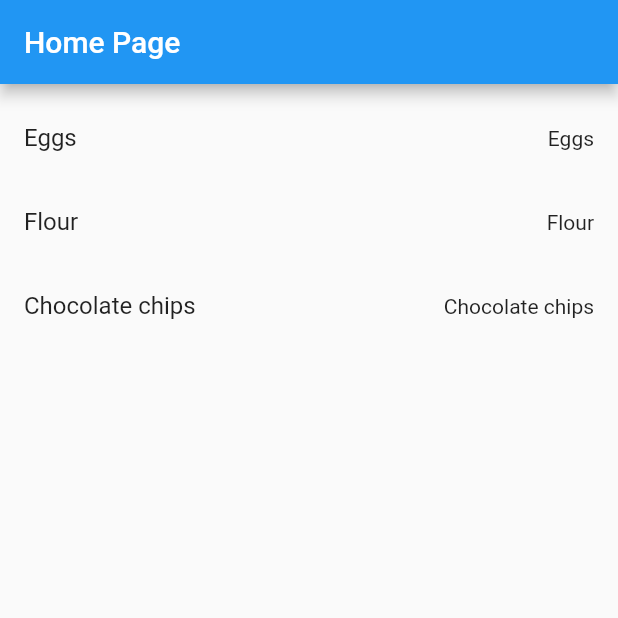
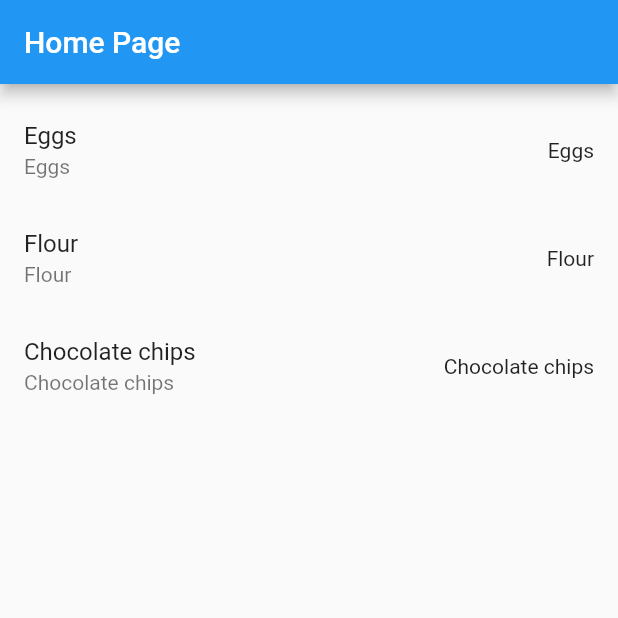
Before and after one commit to gameraroma/pokpak_teamspeak, a Flutter app: the screen it shows after launch, on a phone screen of 412 x 824 dp, the top half of it. Run offline on Flutter 3.47's test engine with Material 2 defaults, Android fonts, the phone set to English and light mode, and no system bars.

```diff
--- a/lib/home_page.dart
+++ b/lib/home_page.dart
@@ -2,31 +2,16 @@ import 'package:flutter/material.dart';
 import 'package:pokpak_thingspeak/models.dart';
 
 class HomePage extends StatefulWidget {
-  HomePage({Key key, this.title, this.products}) : super(key: key);
+  HomePage({Key key, this.title, this.channel}) : super(key: key);
 
   final String title;
-  final List<Channel> products;
+  final List<Channel> channel;
 
   @override
   _HomePageState createState() => _HomePageState();
 }
 
 class _HomePageState extends State<HomePage> {
-  Set<Channel> _shoppingCart = Set<Channel>();
-
-  void _handleCartChanged(Channel channel, bool inCart) {
-    setState(() {
-      // When a user changes what's in the cart, we need to change _shoppingCart
-      // inside a setState call to trigger a rebuild. The framework then calls
-      // build, below, which updates the visual appearance of the app.
-
-      if (inCart)
-        _shoppingCart.add(channel);
-      else
-        _shoppingCart.remove(channel);
-    });
-  }
-
   @override
   Widget build(BuildContext context) {
     return Scaffold(
@@ -35,11 +20,9 @@ class _HomePageState extends State<HomePage> {
         ),
         body: ListView(
           padding: EdgeInsets.symmetric(vertical: 8.0),
-          children: widget.products.map((Channel channel) {
-            return ShoppingListItem(
+          children: widget.channel.map((Channel channel) {
+            return ChannelListItem(
               channel: channel,
-              inCart: _shoppingCart.contains(channel),
-              onCartChanged: _handleCartChanged,
             );
           }).toList(),
         )
@@ -47,42 +30,18 @@ class _HomePageState extends State<HomePage> {
   }
 }
 
-typedef void CartChangedCallback(Channel product, bool inCart);
+//typedef void CartChangedCallback(Channel product, bool inCart);
 
-class ShoppingListItem extends StatelessWidget {
-  ShoppingListItem({this.channel, this.inCart, this.onCartChanged})
-       : super(key: ObjectKey(channel));
+class ChannelListItem extends StatelessWidget {
+  ChannelListItem({this.channel}) : super(key: ObjectKey(channel));
 
   final Channel channel;
-  final bool inCart;
-  final CartChangedCallback onCartChanged;
-
-  Color _getColor(BuildContext context) {
-    // The theme depends on the BuildContext because different parts of the tree
-    // can have different themes.  The BuildContext indicates where the build is
-    // taking place and therefore which theme to use.
-
-    return inCart ? Colors.black54 : Theme.of(context).primaryColor;
-  }
-
-  TextStyle _getTextStyle(BuildContext context) {
-    if (!inCart) return null;
-
-    return TextStyle(
-      color: Colors.black54,
-      decoration: TextDecoration.lineThrough,
-    );
-  }
 
   @override
   Widget build(BuildContext context) {
     return ListTile(
-//      onTap: () {
-//        onCartChanged(product, !inCart);
-//      },
-//      title: Text(product.name, style: _getTextStyle(context)),
-//      trailing: Text(product.name, style: _getTextStyle(context)),
       title: Text(channel.name),
+      subtitle: Text(channel.name),
       trailing: Text(channel.name),
     );
   }
--- a/lib/main.dart
+++ b/lib/main.dart
@@ -14,7 +14,7 @@ class MyApp extends StatelessWidget {
       ),
       home: HomePage(
         title: 'Home Page',
-        products: <Channel>[
+        channel: <Channel>[
           Channel(name: 'Eggs'),
           Channel(name: 'Flour'),
           Channel(name: 'Chocolate chips'),
```
